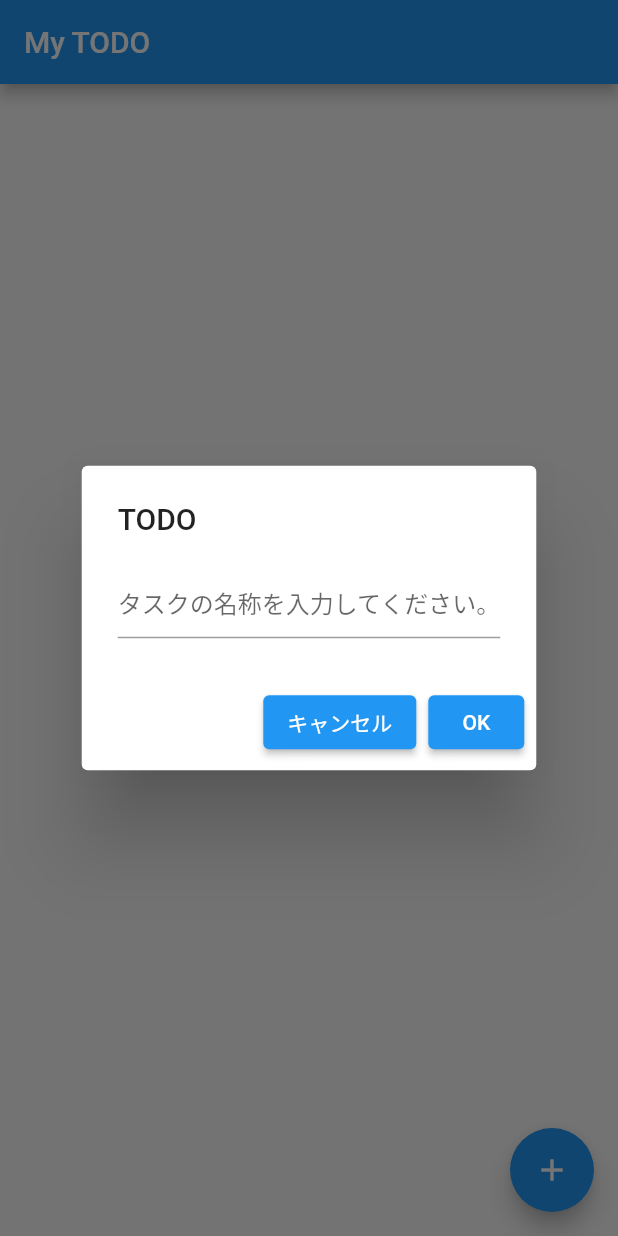
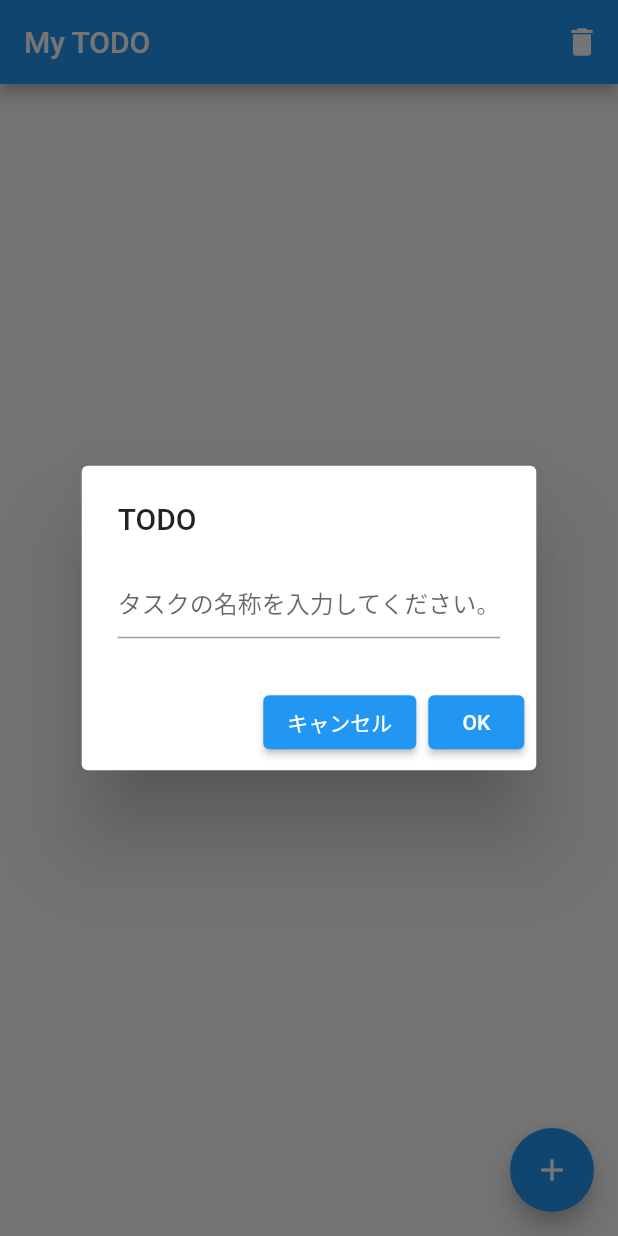
Before and after one commit to tigued/flutter_sample, a Flutter app: the screen it shows after launch, after a tap on the "add" icon, on a phone screen of 412 x 824 dp. Run offline on Flutter 3.47's test engine with Material 2 defaults, Android fonts, the phone set to English and light mode, and no system bars; our stand-ins replace shared_preferences.

Commit message:
L06-2-データの保存

```diff
--- a/lib/main.dart
+++ b/lib/main.dart
@@ -1,4 +1,7 @@
 import 'package:flutter/material.dart';
+
+// ①　必要なライブラリをインポート
+import 'package:shared_preferences/shared_preferences.dart';
 
 ///////////////////////////////
 void main() => runApp(MyApp());
@@ -22,25 +25,67 @@ class MyHomePage extends StatefulWidget {
 }
 
 class _MyHomePageState extends State<MyHomePage> {
+  // ② Widgetを初期化した際に呼ばれる`initState()`を上書き
+  @override
+  void initState() {
+    super.initState();
 
-  String? label = "";
+    // ③ SharedPreferencesのインスタンスを取得し、
+    // SharedPreferencesに保存されているリストを取得
+    SharedPreferences.getInstance().then((prefs) {
+      var todo = prefs.getStringList("todo") ?? [];
+      for (var v in todo) {
+        setState(() {
+          // ④ 保存されている場合は、widgetのリストに追加
+          widget.cards.add(TodoCardWidget(label: v));
+        });
+      }
+    });
+  }
 
   @override
   Widget build(BuildContext context) {
     return Scaffold(
       appBar: AppBar(
         title: const Text("My TODO"),
+        actions: [
+          // ⑦ナビゲーションバーの右上にゴミ箱ボタンを設置
+          IconButton(
+              onPressed: () {
+                // ⑧ 押された場合は、保存されているTODOを全て削除
+                SharedPreferences.getInstance().then((prefs) async {
+                  await prefs.setStringList("todo", []);
+                  setState(() {
+                    widget.cards = [];
+                  });
+                });
+              },
+              icon: Icon(Icons.delete))
+        ],
       ),
       body: Center(
-        child: Text(label ?? "")
+        child: ListView.builder(
+          itemCount: widget.cards.length,
+          itemBuilder: (BuildContext context, int index) {
+            return widget.cards[index];
+          },
+        ),
       ),
       floatingActionButton: FloatingActionButton(
         onPressed: () async {
-          var resultLabel = await _showTextInputDialog(context);
-          if (resultLabel != null) {
-            setState((){
-              label = resultLabel;
+          // ⑤ TextInputDialogを用いて、任意の文字列を取得する。
+          var label = await _showTextInputDialog(context);
+
+          if (label != null) {
+            setState(() {
+              widget.cards.add(TodoCardWidget(label: label));
             });
+
+            // ⑥ SharedPreferencesのインスタンスを取得し、追加する。
+            SharedPreferences prefs = await SharedPreferences.getInstance();
+            var todo = prefs.getStringList("todo") ?? [];
+            todo.add(label);
+            await prefs.setStringList("todo", todo);
           }
         },
         child: const Icon(Icons.add),
@@ -74,3 +119,38 @@ class _MyHomePageState extends State<MyHomePage> {
         });
   }
 }
+
+////////////////////
+class TodoCardWidget extends StatefulWidget {
+  final String label;
+  var state = false;
+
+  TodoCardWidget({Key? key, required this.label}) : super(key: key);
+
+  @override
+  _TodoCardWidgetState createState() => _TodoCardWidgetState();
+}
+
+class _TodoCardWidgetState extends State<TodoCardWidget> {
+  void _changeState(value) {
+    setState(() {
+      widget.state = value ?? false;
+    });
+  }
+
+  @override
+  Widget build(BuildContext context) {
+    return Card(
+      margin: EdgeInsets.all(10),
+      child: Container(
+        padding: EdgeInsets.all(10),
+        child: Row(
+          children: [
+            Checkbox(onChanged: _changeState, value: widget.state),
+            Text(widget.label),
+          ],
+        ),
+      ),
+    );
+  }
+}
```
